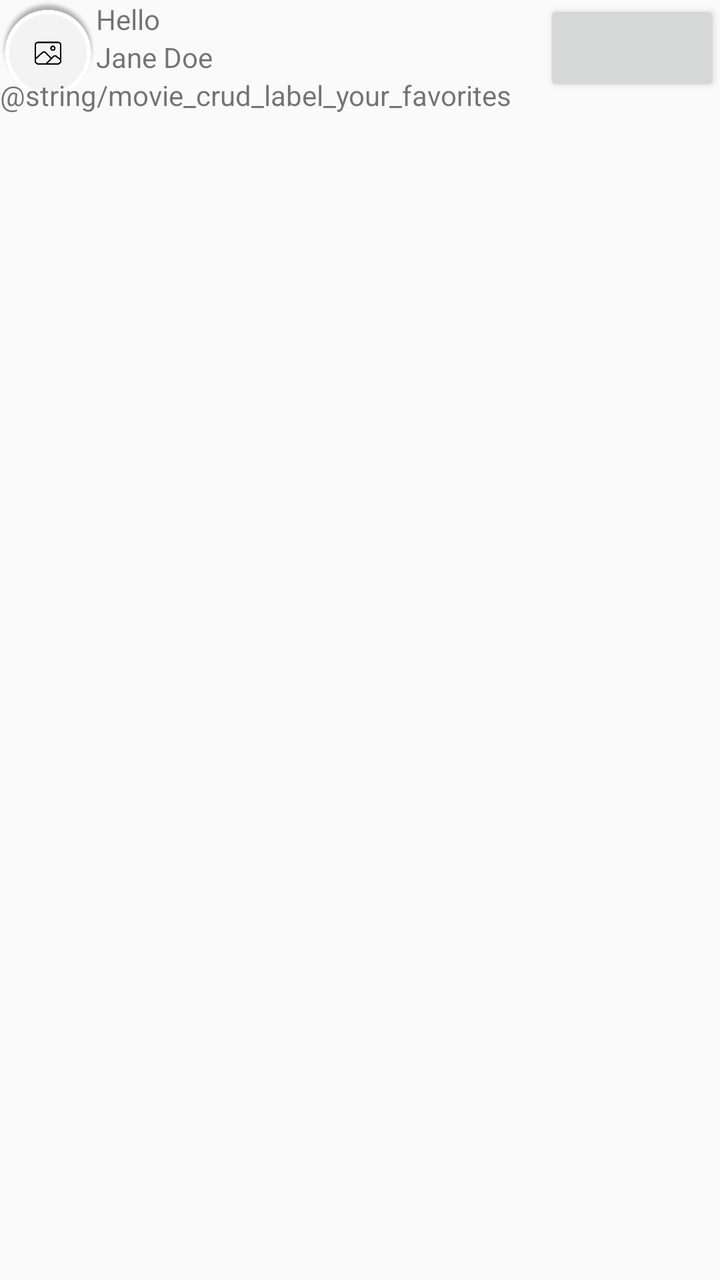
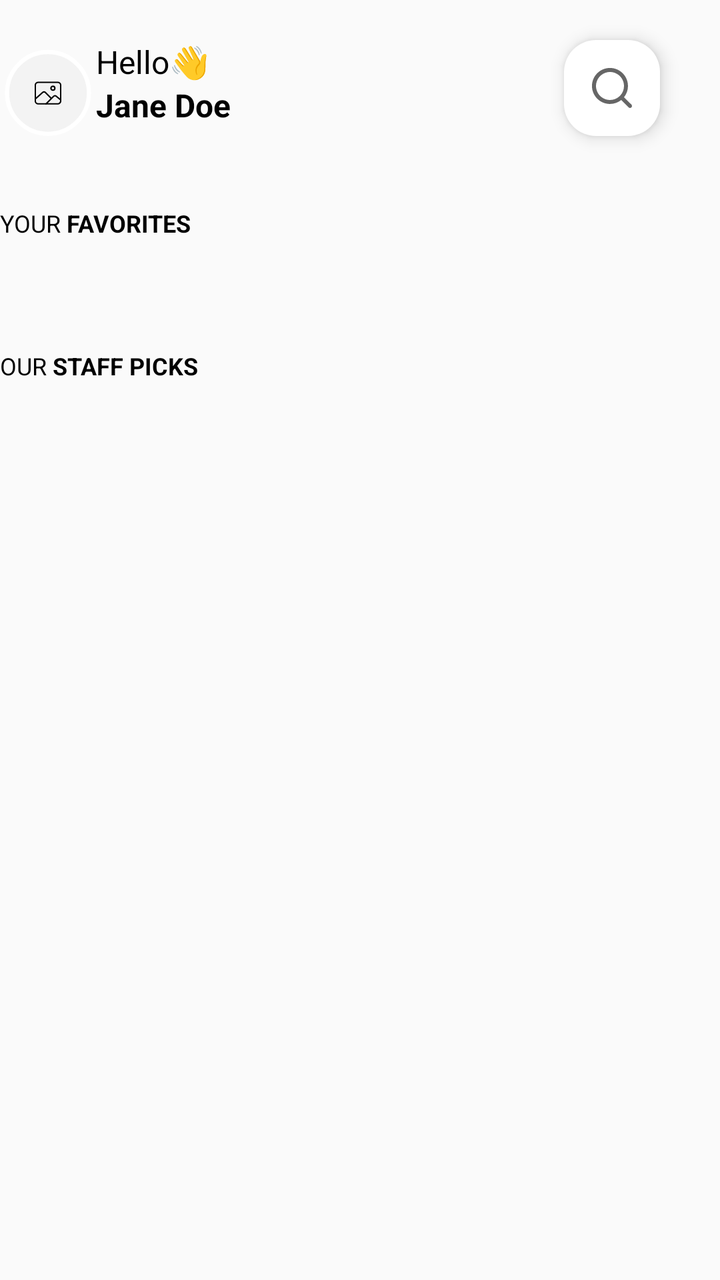

Before-and-after screenshots of an Android layout around one commit, followed by the original layout XML and the change that was made.
<!-- AndroidManifest.xml: application theme Theme.MovieCRUDApp -->
<!-- res/layout/layout_home.xml -->
<?xml version="1.0" encoding="utf-8"?>
<layout xmlns:android="http://schemas.android.com/apk/res/android"
    xmlns:app="http://schemas.android.com/apk/res-auto">

    <androidx.constraintlayout.widget.ConstraintLayout
        android:layout_width="match_parent"
        android:layout_height="match_parent"
        android:layout_marginLeft="30dp">

        <ImageView
            android:id="@+id/imageProfile"
            android:layout_width="48dp"
            android:layout_height="48dp"
            android:src="@drawable/image_picker_icon"
            app:layout_constraintEnd_toStartOf="@+id/sectionProfileInfo"
            app:layout_constraintStart_toStartOf="parent"
            app:layout_constraintTop_toTopOf="parent" />

        <LinearLayout
            android:id="@+id/sectionProfileInfo"
            android:layout_width="wrap_content"
            android:layout_height="wrap_content"
            android:orientation="vertical"
            app:layout_constraintStart_toEndOf="@+id/imageProfile"
            app:layout_constraintTop_toTopOf="parent">

            <TextView
                android:layout_width="wrap_content"
                android:layout_height="wrap_content"
                android:text="Hello" />

            <TextView
                android:layout_width="wrap_content"
                android:layout_height="wrap_content"
                android:text="Jane Doe" />
        </LinearLayout>

        <LinearLayout
            android:layout_width="wrap_content"
            android:layout_height="wrap_content"
            app:layout_constraintEnd_toEndOf="parent"
            app:layout_constraintTop_toTopOf="parent">

            <Button
                android:layout_width="wrap_content"
                android:layout_height="wrap_content" />

        </LinearLayout>

        <TextView
            android:id="@+id/labelYourFavorites"
            android:layout_width="wrap_content"
            android:layout_height="wrap_content"
            android:text="@string/movie_crud_label_your_favorites"
            app:layout_constraintStart_toStartOf="parent"
            app:layout_constraintTop_toBottomOf="@+id/sectionProfileInfo" />

        <androidx.recyclerview.widget.RecyclerView
            android:id="@+id/rvMovieFavorites"
            android:layout_width="match_parent"
            android:layout_height="wrap_content"
            app:layout_constraintTop_toBottomOf="@+id/labelYourFavorites" />


    </androidx.constraintlayout.widget.ConstraintLayout>

</layout>
<!-- resources referenced by this layout -->
<resources>
  <!-- drawable image_picker_icon: webp bitmap (drawable, 35256 bytes) -->
  <style name="Theme.MovieCRUDApp" parent="Theme.AppCompat.Light.NoActionBar" />
</resources>

<!-- the commit's change to res/layout/layout_home.xml (unified diff, before → after) -->
@@ -5,12 +5,14 @@
     <androidx.constraintlayout.widget.ConstraintLayout
         android:layout_width="match_parent"
         android:layout_height="match_parent"
-        android:layout_marginLeft="30dp">
+        android:clipChildren="false"
+        android:layout_marginStart="30dp">
 
         <ImageView
             android:id="@+id/imageProfile"
             android:layout_width="48dp"
             android:layout_height="48dp"
+            android:layout_marginTop="20dp"
             android:src="@drawable/image_picker_icon"
             app:layout_constraintEnd_toStartOf="@+id/sectionProfileInfo"
             app:layout_constraintStart_toStartOf="parent"
@@ -20,6 +22,7 @@
             android:id="@+id/sectionProfileInfo"
             android:layout_width="wrap_content"
             android:layout_height="wrap_content"
+            android:layout_marginTop="20dp"
             android:orientation="vertical"
             app:layout_constraintStart_toEndOf="@+id/imageProfile"
             app:layout_constraintTop_toTopOf="parent">
@@ -27,31 +30,42 @@
             <TextView
                 android:layout_width="wrap_content"
                 android:layout_height="wrap_content"
-                android:text="Hello" />
+                android:textColor="@color/black"
+                android:textSize="16sp"
+                android:text="@string/movie_crud_label_greeting" />
 
             <TextView
                 android:layout_width="wrap_content"
                 android:layout_height="wrap_content"
-                android:text="Jane Doe" />
+                android:textColor="@color/black"
+                android:textSize="16sp"
+                android:text="Jane Doe"
+                android:textStyle="bold" />
         </LinearLayout>
 
-        <LinearLayout
-            android:layout_width="wrap_content"
-            android:layout_height="wrap_content"
+        <ImageButton
+            android:id="@+id/buttonSearch"
+            android:layout_width="48dp"
+            android:layout_height="48dp"
+            android:background="@drawable/rounded_corner_input"
+            android:contentDescription="@string/movie_crud_search_icon_cd"
+            android:elevation="5dp"
+            android:src="@drawable/ic_search"
+            android:layout_marginTop="20dp"
+            android:layout_marginEnd="30dp"
             app:layout_constraintEnd_toEndOf="parent"
-            app:layout_constraintTop_toTopOf="parent">
-
-            <Button
-                android:layout_width="wrap_content"
-                android:layout_height="wrap_content" />
-
-        </LinearLayout>
+            app:layout_constraintTop_toTopOf="parent" />
 
         <TextView
             android:id="@+id/labelYourFavorites"
             android:layout_width="wrap_content"
             android:layout_height="wrap_content"
             android:text="@string/movie_crud_label_your_favorites"
+            android:layout_marginTop="40dp"
+            android:paddingBottom="15dp"
+            android:textColor="@color/black"
+            android:textSize="12sp"
+            android:textAllCaps="true"
             app:layout_constraintStart_toStartOf="parent"
             app:layout_constraintTop_toBottomOf="@+id/sectionProfileInfo" />
 
@@ -59,9 +73,27 @@
             android:id="@+id/rvMovieFavorites"
             android:layout_width="match_parent"
             android:layout_height="wrap_content"
+            android:clipChildren="false"
             app:layout_constraintTop_toBottomOf="@+id/labelYourFavorites" />
 
+        <TextView
+            android:id="@+id/labelStaffPicks"
+            android:layout_width="wrap_content"
+            android:layout_height="wrap_content"
+            android:text="@string/movie_crud_label_staff_picks"
+            android:layout_marginTop="40dp"
+            android:textColor="@color/black"
+            android:paddingBottom="15dp"
+            android:textSize="12sp"
+            android:textAllCaps="true"
+            app:layout_constraintStart_toStartOf="parent"
+            app:layout_constraintTop_toBottomOf="@+id/rvMovieFavorites" />
+
+        <androidx.recyclerview.widget.RecyclerView
+            android:id="@+id/rvStaffPicks"
+            android:layout_width="match_parent"
+            android:layout_height="wrap_content"
+            app:layout_constraintTop_toBottomOf="@+id/labelStaffPicks" />
 
     </androidx.constraintlayout.widget.ConstraintLayout>
-
 </layout>
<!-- resource entries referenced after the edit -->
@@ -1,6 +1,69 @@
 <!-- resources referenced by this layout -->
 <resources>
-  <!-- drawable image_picker_icon: webp bitmap (drawable, 35256 bytes) -->
-  <style name="Theme.MovieCRUDApp" parent="Theme.AppCompat.Light.NoActionBar" />
+  <color name="black">#FF000000</color>
+  <!-- drawable ic_search (drawable) -->
+  <vector xmlns:android="http://schemas.android.com/apk/res/android"
+      android:width="24dp"
+      android:height="24dp"
+      android:viewportWidth="24"
+      android:viewportHeight="24">
+    <path
+        android:pathData="M21.71,20.29L18,16.61C19.44,14.814 20.138,12.535 19.949,10.241C19.76,7.947 18.7,5.813 16.986,4.277C15.271,2.741 13.034,1.92 10.733,1.982C8.432,2.045 6.243,2.988 4.615,4.615C2.988,6.243 2.045,8.432 1.982,10.733C1.92,13.034 2.74,15.271 4.277,16.986C5.813,18.7 7.947,19.76 10.241,19.949C12.535,20.138 14.814,19.44 16.61,18L20.29,21.68C20.383,21.774 20.494,21.848 20.615,21.899C20.737,21.95 20.868,21.976 21,21.976C21.132,21.976 21.263,21.95 21.385,21.899C21.506,21.848 21.617,21.774 21.71,21.68C21.89,21.493 21.991,21.244 21.991,20.985C21.991,20.726 21.89,20.476 21.71,20.29ZM11,18C9.616,18 8.262,17.59 7.111,16.82C5.96,16.051 5.063,14.958 4.533,13.679C4.003,12.4 3.864,10.992 4.135,9.634C4.405,8.276 5.071,7.029 6.05,6.05C7.029,5.071 8.276,4.405 9.634,4.135C10.992,3.864 12.4,4.003 13.679,4.533C14.958,5.063 16.051,5.96 16.82,7.111C17.59,8.262 18,9.616 18,11C18,12.856 17.263,14.637 15.95,15.95C14.637,17.263 12.856,18 11,18Z"
+        android:fillColor="#000000"
+        android:fillAlpha="0.6"/>
+  </vector>
+  <!-- drawable image_picker_icon (drawable) -->
+  <vector xmlns:android="http://schemas.android.com/apk/res/android"
+      android:width="136dp"
+      android:height="136dp"
+      android:viewportWidth="136"
+      android:viewportHeight="136">
+    <path
+        android:pathData="M68,75m-58,0a58,58 0,1 1,116 0a58,58 0,1 1,-116 0"
+        android:strokeWidth="6"
+        android:fillColor="#F3F3F3"
+        android:strokeColor="#ffffff"/>
+    <path
+        android:pathData="M81.85,60H54.15C51.86,60 50,61.86 50,64.15V86.31C50,88.6 51.86,90.46 54.15,90.46H81.85C84.14,90.46 86,88.6 86,86.31V64.15C86,61.86 84.14,60 81.85,60Z"
+        android:strokeLineJoin="round"
+        android:strokeWidth="2"
+        android:fillColor="#00000000"
+        android:strokeColor="#000000"/>
+    <path
+        android:pathData="M74.92,71.08C76.45,71.08 77.69,69.84 77.69,68.31C77.69,66.78 76.45,65.54 74.92,65.54C73.39,65.54 72.15,66.78 72.15,68.31C72.15,69.84 73.39,71.08 74.92,71.08Z"
+        android:strokeWidth="2"
+        android:fillColor="#00000000"
+        android:strokeColor="#000000"/>
+    <path
+        android:pathData="M72.15,82.14L64.31,74.3C63.81,73.81 63.14,73.52 62.43,73.5C61.73,73.47 61.04,73.72 60.51,74.19L50,83.54"
+        android:strokeLineJoin="round"
+        android:strokeWidth="2"
+        android:fillColor="#00000000"
+        android:strokeColor="#000000"
+        android:strokeLineCap="round"/>
+    <path
+        android:pathData="M65.23,90.46L75.9,79.79C76.39,79.3 77.05,79.01 77.74,78.98C78.43,78.95 79.1,79.17 79.64,79.61L86,84.92"
+        android:strokeLineJoin="round"
+        android:strokeWidth="2"
+        android:fillColor="#00000000"
+        android:strokeColor="#000000"
+        android:strokeLineCap="round"/>
+  </vector>
+  <!-- drawable rounded_corner_input (drawable) -->
+  <?xml version="1.0" encoding="utf-8"?>
+  <shape
+      xmlns:android="http://schemas.android.com/apk/res/android"
+      android:shape="rectangle">
+      <solid android:color="@color/white"/>
+      <corners android:radius="16dp" />
+  </shape>
+  <string name="movie_crud_label_greeting">Hello👋</string>
+  <string name="movie_crud_label_staff_picks">Our <b>Staff Picks</b></string>
+  <string name="movie_crud_label_your_favorites">Your <b>Favorites</b></string>
+  <string name="movie_crud_search_icon_cd">MovieCRUDApp Image Search Icon</string>
+  <style name="Theme.MovieCRUDApp" parent="Theme.AppCompat.Light.NoActionBar">
+  
+      </style>
+  <color name="white">#FFFFFFFF</color>
 </resources>
 
